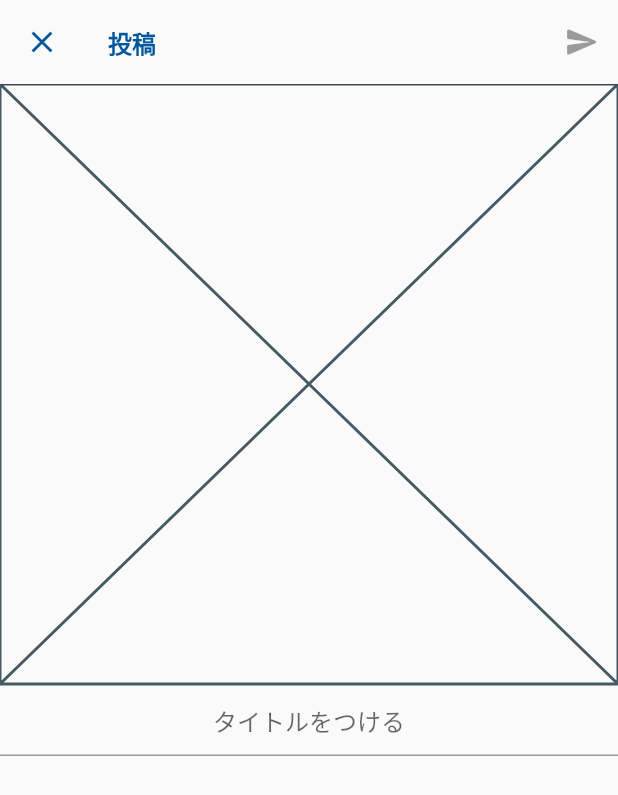
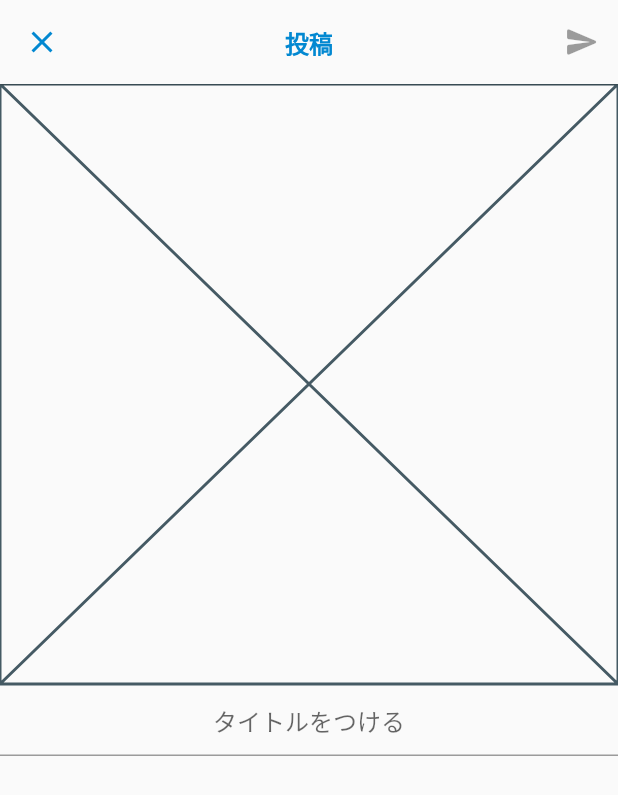
Before and after one commit to kenta-wakasa/aji, a Flutter app: the screen it shows after launch, after a tap on the "add" icon, on a phone screen of 412 x 824 dp. Shown: the top 795 px of the screen. Run offline on Flutter 3.47's test engine with Material 2 defaults, Android fonts, the phone set to English and light mode, and no system bars; our stand-ins replace cloud_firestore, firebase_auth, firebase_core, firebase_storage, flutter_riverpod, flutter_svg and 4 more; accounts and stored records are empty; network calls fail.

Commit message:
feat: dark mode 追加

```diff
--- /dev/null
+++ b/lib/entities/preferences.dart
@@ -0,0 +1,39 @@
+import 'package:flutter/material.dart';
+import 'package:shared_preferences/shared_preferences.dart';
+
+class Preferences {
+  Preferences._();
+  static Preferences instance;
+  SharedPreferences _pref;
+
+  static Future<void> init() async {
+    instance = Preferences._();
+    instance._pref = await SharedPreferences.getInstance();
+  }
+
+  Future<void> setThemeMode(ThemeMode mode) async {
+    final value = mode.toString().split('.').last;
+    await _pref.setString(key(PrefKey.themeMode), value);
+  }
+
+  ThemeMode get themeMode {
+    final value = _pref.getString(key(PrefKey.themeMode));
+    switch (value) {
+      case 'system':
+        return ThemeMode.system;
+      case 'dark':
+        return ThemeMode.dark;
+      case 'light':
+        return ThemeMode.light;
+    }
+    return ThemeMode.system;
+  }
+
+  String key(PrefKey key) {
+    return key.toString().split('.').last;
+  }
+}
+
+enum PrefKey {
+  themeMode,
+}
--- a/lib/main.dart
+++ b/lib/main.dart
@@ -1,11 +1,13 @@
+import 'package:aji/entities/preferences.dart';
 import 'package:firebase_core/firebase_core.dart';
 import 'package:flutter/material.dart';
 import 'package:flutter_riverpod/flutter_riverpod.dart';
 
 import 'pages/main_page.dart';
 
-void main() {
+Future<void> main() async {
   WidgetsFlutterBinding.ensureInitialized();
+  await Preferences.init();
   runApp(
     ProviderScope(
       child: App(),
@@ -14,7 +16,6 @@ void main() {
 }
 
 class App extends StatelessWidget {
-  // Create the initialization Future outside of `build`:
   final Future<FirebaseApp> _initialization = Firebase.initializeApp();
 
   @override
--- a/lib/pages/add_post_dialog.dart
+++ b/lib/pages/add_post_dialog.dart
@@ -20,7 +20,10 @@ class AddPostDialog extends ConsumerWidget {
     final file = _postProvider.imageFile;
     return Scaffold(
       appBar: AppBar(
-        title: Text('投稿', style: Theme.of(context).textTheme.headline6),
+        title: Text(
+          '投稿',
+          style: AppBarTheme.of(context).titleTextStyle,
+        ),
         actions: [
           IconButton(
             icon: const Icon(Icons.send_rounded),
--- a/lib/pages/change_name_dialog.dart
+++ b/lib/pages/change_name_dialog.dart
@@ -22,7 +22,7 @@ class ChangeNameDialog extends StatelessWidget {
     final nav = Navigator.of(context);
     return Scaffold(
       appBar: AppBar(
-        title: Text('名前を変更する', style: textTheme.headline6),
+        title: const Text('名前を変更する'),
       ),
       body: Center(
         child: TextField(
--- a/lib/pages/home_page.dart
+++ b/lib/pages/home_page.dart
@@ -1,6 +1,7 @@
 import 'package:flutter/material.dart';
 import 'package:flutter_riverpod/flutter_riverpod.dart';
 
+import '../providers/providers.dart';
 import 'add_post_dialog.dart';
 
 class HomePage extends ConsumerWidget {
@@ -12,7 +13,7 @@ class HomePage extends ConsumerWidget {
           height: 40,
           child: Image.asset(
             'images/logo.png',
-            color: Theme.of(context).primaryColor,
+            color: AppBarTheme.of(context).foregroundColor,
           ),
         ),
       ),
--- a/lib/pages/main_page.dart
+++ b/lib/pages/main_page.dart
@@ -1,3 +1,4 @@
+import 'package:aji/providers/theme_provider.dart';
 import 'package:flutter/material.dart';
 import 'package:flutter_riverpod/flutter_riverpod.dart';
 
@@ -8,41 +9,12 @@ class MainPage extends ConsumerWidget {
   @override
   Widget build(BuildContext context, ScopedReader watch) {
     watch(usersProvider);
-    final mainColor = Colors.lightBlue[900];
+    final _themeProvider = watch(themeProvider);
     // const mainColor = Colors.white;
     return MaterialApp(
-      theme: ThemeData(
-        primaryColor: mainColor,
-        accentColor: mainColor,
-        buttonColor: mainColor,
-        visualDensity: VisualDensity.adaptivePlatformDensity,
-        appBarTheme: AppBarTheme(
-          backgroundColor: Theme.of(context).scaffoldBackgroundColor,
-          iconTheme: IconThemeData(color: mainColor),
-          elevation: 0.4,
-        ),
-        textTheme: TextTheme(
-          headline1: TextStyle(
-            fontSize: 120,
-            color: mainColor,
-            fontWeight: FontWeight.bold,
-          ),
-          headline6: TextStyle(
-            fontSize: 16,
-            color: mainColor,
-            fontWeight: FontWeight.bold,
-          ),
-          bodyText1: const TextStyle(
-            fontSize: 24,
-            color: Colors.black,
-            fontWeight: FontWeight.bold,
-          ),
-          button: const TextStyle(fontWeight: FontWeight.bold),
-        ),
-        buttonTheme: ButtonThemeData(
-          buttonColor: mainColor,
-        ),
-      ),
+      themeMode: _themeProvider.mode,
+      theme: _themeProvider.themeDataLight,
+      darkTheme: _themeProvider.themeDataDark,
       home: NavigationPage(),
     );
   }
--- a/lib/pages/navigation_page.dart
+++ b/lib/pages/navigation_page.dart
@@ -9,15 +9,33 @@ class NavigationPage extends ConsumerWidget {
     final provider = watch(navigationProvider);
     return Scaffold(
       body: provider.currentPage,
-      bottomNavigationBar: BottomNavigationBar(
+      bottomNavigationBar: Container(
+        height: 88,
+        decoration: const BoxDecoration(
+            border: Border(
+          top: BorderSide(
+            color: Colors.grey,
+            width: 0.2,
+            style: BorderStyle.solid,
+          ),
+        )),
+        child: BottomNavigationBar(
+          iconSize: 24,
           showSelectedLabels: false,
           showUnselectedLabels: false,
           currentIndex: provider.currentIndex,
           onTap: (index) => provider.currentIndex = index,
           items: const <BottomNavigationBarItem>[
-          BottomNavigationBarItem(icon: Icon(Icons.home_rounded), label: ''),
-          BottomNavigationBarItem(icon: Icon(Icons.face_rounded), label: ''),
+            BottomNavigationBarItem(
+              icon: Icon(Icons.home_rounded),
+              label: '',
+            ),
+            BottomNavigationBarItem(
+              icon: Icon(Icons.face_rounded),
+              label: '',
+            ),
           ],
+        ),
       ),
     );
   }
--- a/lib/providers/providers.dart
+++ b/lib/providers/providers.dart
@@ -1,3 +1,4 @@
 export 'navigation_provider.dart';
 export 'posts_provider.dart';
+export 'theme_provider.dart';
 export 'users_provider.dart';
--- /dev/null
+++ b/lib/providers/theme_provider.dart
@@ -0,0 +1,77 @@
+import 'package:flutter/material.dart';
+import 'package:flutter_riverpod/flutter_riverpod.dart';
+
+import '../entities/preferences.dart';
+
+final themeProvider = ChangeNotifierProvider<ThemeProvider>(
+  (ref) => ThemeProvider._(),
+);
+
+class ThemeProvider extends ChangeNotifier {
+  ThemeProvider._() {
+    init();
+  }
+  ThemeMode _mode;
+  Color mainColor;
+  ThemeData themeData;
+  ThemeData themeDataLight;
+  ThemeData themeDataDark;
+  AppBarTheme appBarTheme;
+
+  ThemeMode get mode => _mode;
+
+  void init() {
+    _mode = Preferences.instance.themeMode;
+    mainColor = Colors.lightBlue[700];
+    appBarTheme = AppBarTheme(
+      foregroundColor: mainColor,
+      backgroundColor: ThemeData().scaffoldBackgroundColor,
+      centerTitle: true,
+      titleTextStyle: TextStyle(
+        color: mainColor,
+        fontWeight: FontWeight.bold,
+        fontSize: 16,
+      ),
+      elevation: 0.4,
+      iconTheme: IconThemeData(color: mainColor),
+    );
+
+    themeDataLight = ThemeData(
+      primaryColor: mainColor,
+      accentColor: mainColor,
+      appBarTheme: appBarTheme,
+    );
+    themeDataDark = ThemeData(
+      primaryColor: mainColor,
+      accentColor: mainColor,
+      appBarTheme: appBarTheme.copyWith(
+        backgroundColor: ThemeData.dark().scaffoldBackgroundColor,
+        shadowColor: Colors.white,
+      ),
+      brightness: Brightness.dark,
+    );
+  }
+
+  void switchThemeMode() {
+    _mode = _mode == ThemeMode.light ? ThemeMode.dark : ThemeMode.light;
+    notifyListeners();
+  }
+
+  Future<void> updateThemeMode(ThemeMode mode) async {
+    await Preferences.instance.setThemeMode(mode);
+    _mode = mode;
+    notifyListeners();
+  }
+
+  String themeModeToString(ThemeMode mode) {
+    switch (mode) {
+      case ThemeMode.system:
+        return 'システム設定';
+      case ThemeMode.light:
+        return 'ライトモード';
+      case ThemeMode.dark:
+        return 'ダークモード';
+    }
+    return null;
+  }
+}
--- a/pubspec.yaml
+++ b/pubspec.yaml
@@ -21,6 +21,7 @@ dependencies:
   google_sign_in: "^4.5.1"
   image_cropper: ^1.3.1
   image_picker: ^0.6.7+22
+  shared_preferences: ^2.0.0-nullsafety.1
 
 dev_dependencies:
   flutter_test:
```
Also changed, not shown: lib/pages/login_page.dart (+4 -4 lines), lib/pages/my_page.dart (+14 -1 lines), lib/pages/settings_page.dart (added, +51 -0 lines), pubspec.lock, 3 other files. Lines whose indentation alone changed are shown as unchanged.
